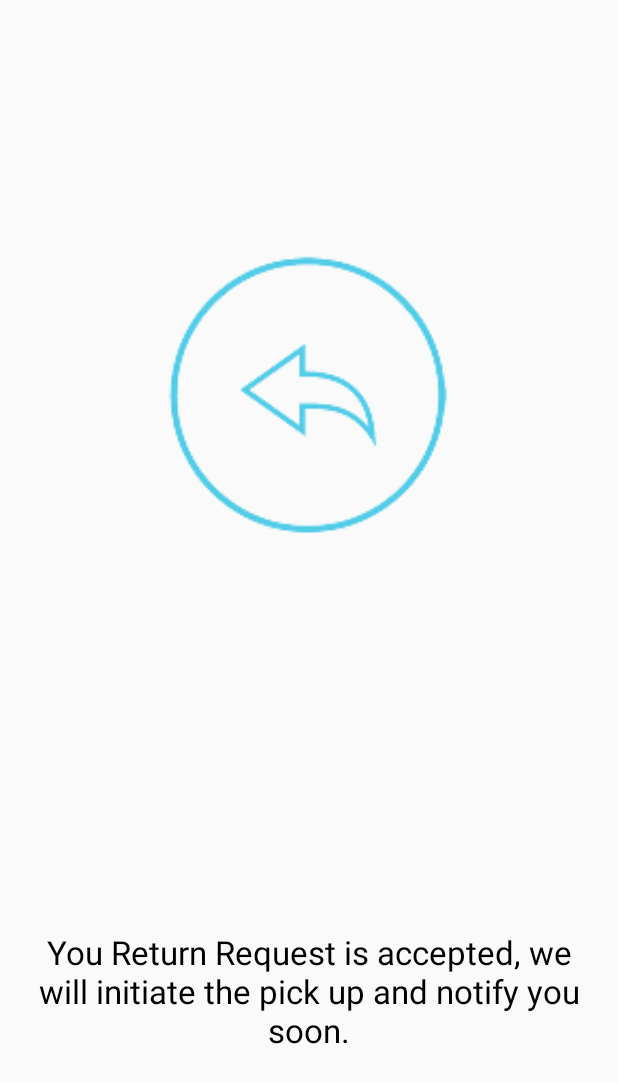
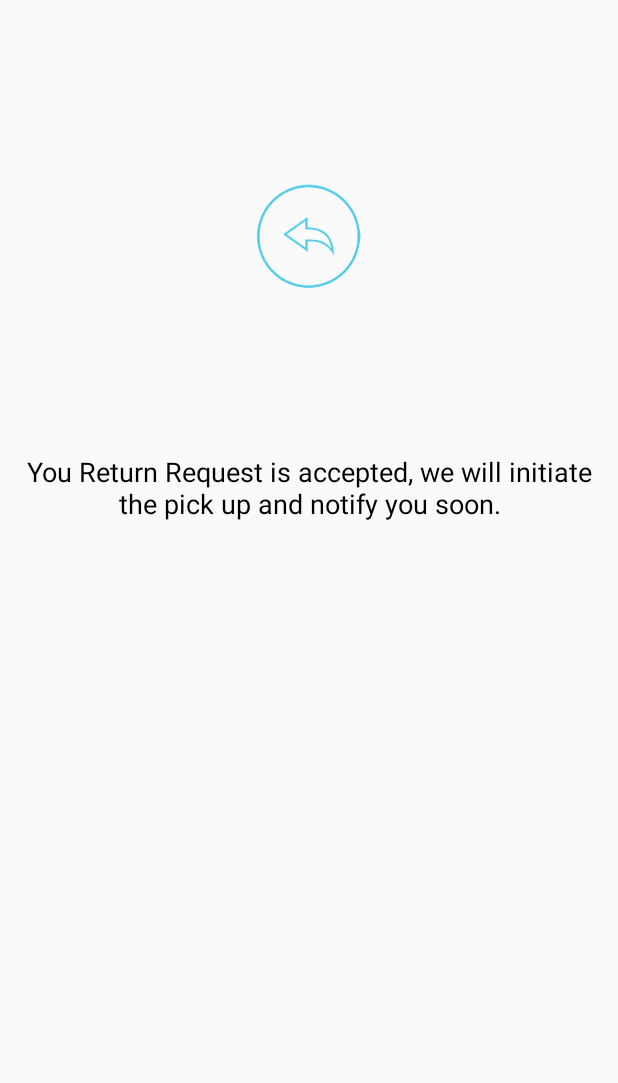
Before and after one commit to dingzhexue/Tracck, an Android app: the layout fragment_purchase_submit.xml on its own in the app's theme, with its tools: preview values and no code run, on a phone screen of 412 x 824 dp. Shown: the top 1083 px of the screen. Run offline under Robolectric (Android 15) with nearby library versions, the phone set to English and light mode, and no system bars.

Commit message:
Fix last issues.

```diff
--- a/app/src/main/java/flashbox/tracck/app/TKSplashActivity.java
+++ b/app/src/main/java/flashbox/tracck/app/TKSplashActivity.java
@@ -78,6 +78,7 @@ public class TKSplashActivity extends TKBaseActivity {
             } else {
                 intent = new Intent(TKSplashActivity.this, getNextActivity());
             }
+
             intent.setFlags(Intent.FLAG_ACTIVITY_CLEAR_TASK | Intent.FLAG_ACTIVITY_NEW_TASK);
             startActivityWithoutAnimation(intent);
 
--- a/app/src/main/java/flashbox/tracck/home/TKHomeActivity.java
+++ b/app/src/main/java/flashbox/tracck/home/TKHomeActivity.java
@@ -300,7 +300,7 @@ public class TKHomeActivity extends TKBaseActivity implements NavigationView.OnN
 
     @Override
     public boolean supportOffline() {
-        return false;
+        return true;
     }
 
     @Override
--- a/app/src/main/java/flashbox/tracck/home/details/TKMoreInfoFragment.java
+++ b/app/src/main/java/flashbox/tracck/home/details/TKMoreInfoFragment.java
@@ -41,7 +41,7 @@ public class TKMoreInfoFragment extends TKBaseFragment {
         fragmentProductDetails = new TKProductDetailsFragment();
 
         adapter = new TKMoreInfoViewPagerAdapter(getChildFragmentManager());
-        adapter.addFragment(fragmentPurchaseDetails, "TKPurchase Details");
+        adapter.addFragment(fragmentPurchaseDetails, "Purchase Details");
         adapter.addFragment(fragmentProductDetails, "Product Details");
     }
 
--- a/app/src/main/res/layout/fragment_purchase_description.xml
+++ b/app/src/main/res/layout/fragment_purchase_description.xml
@@ -27,6 +27,7 @@
                     android:layout_height="wrap_content"
                     android:text="14 Sep 2017"
                     android:textSize="@dimen/textsize_17sp"
+                    android:layout_marginLeft="@dimen/margin_10dp"
                     android:textColor="@android:color/black"
                     android:id="@+id/txtDate" />
 
@@ -58,6 +59,7 @@
                     android:textColor="@color/colorBlue"
                     android:textSize="@dimen/textsize_17sp"
                     android:layout_gravity="right"
+                    android:layout_marginRight="@dimen/margin_10dp"
                     android:id="@+id/txtEditTimePeriod" />
             </LinearLayout>
         </LinearLayout>
--- a/app/src/main/res/layout/fragment_purchase_submit.xml
+++ b/app/src/main/res/layout/fragment_purchase_submit.xml
@@ -9,39 +9,47 @@
     android:paddingTop="@dimen/activity_vertical_margin"
     android:orientation="vertical"
     android:weightSum="1">
+
+    <LinearLayout
+        android:layout_width="wrap_content"
+        android:layout_height="@dimen/WH_0dp"
+        android:orientation="vertical"
+        android:layout_weight="0.6"
+        android:weightSum="1.0">
         <LinearLayout
             android:layout_width="match_parent"
             android:layout_height="@dimen/WH_0dp"
-        android:orientation="horizontal"
-        android:layout_weight="0.7"
-        android:layout_gravity="center_horizontal">
-        <LinearLayout
-            android:layout_width="match_parent"
-            android:layout_height="match_parent"
-            android:orientation="vertical"
-            android:gravity="center_vertical|center_horizontal">
+            android:layout_weight="0.6"
+            android:gravity="center_horizontal|center_vertical">
                 <ImageView
-                android:layout_width="@dimen/WH_320dp"
-                android:layout_height="@dimen/WH_320dp"
-                android:background="@mipmap/ic_submit"
-                android:layout_gravity="center_horizontal"/>
-        </LinearLayout>
+                    android:layout_width="@dimen/WH_120dp"
+                    android:layout_height="@dimen/WH_120dp"
+                    android:background="@mipmap/ic_submit"/>
 
         </LinearLayout>
         <LinearLayout
             android:layout_width="match_parent"
-        android:layout_height="wrap_content"
-        android:orientation="horizontal"
-        android:layout_weight="0.3">
+            android:layout_height="@dimen/WH_0dp"
+            android:layout_weight="0.4"
+            android:padding="@dimen/paddding_1dp">
             <TextView
                 android:layout_width="match_parent"
-            android:layout_height="wrap_content"
+                android:layout_height="match_parent"
                 android:text="@string/detail"
-            android:textSize="@dimen/txtsize_22sp"
-            android:textColor="@android:color/black"
-            android:layout_gravity="center_vertical"
-            android:gravity="top|center" />
+                android:maxLines="4"
+                android:textAlignment="center"
+                android:textSize="@dimen/textsize_18sp"
+                android:textColor="@android:color/black" />
+
+        </LinearLayout>
+    </LinearLayout>
+
+    <LinearLayout
+        android:layout_width="match_parent"
+        android:layout_height="@dimen/WH_0dp"
+        android:layout_weight="0.4">
 
     </LinearLayout>
 
+
 </LinearLayout>
```
Also changed, not shown: app/src/main/java/flashbox/tracck/home/TKPreviewActivity.java (+12 -6 lines), app/src/main/java/flashbox/tracck/home/chat/TKPurchaseChatFragment.java (+30 -3 lines), app/src/main/res/layout/fragment_return_exchange.xml (+6 -3 lines). Lines whose indentation alone changed are shown as unchanged.
